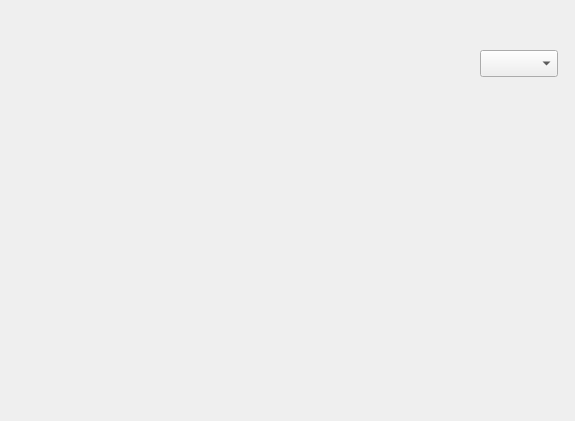
First picture: the form in untitled.ui, repository MarouaneA/ProjetPython, before the edit.
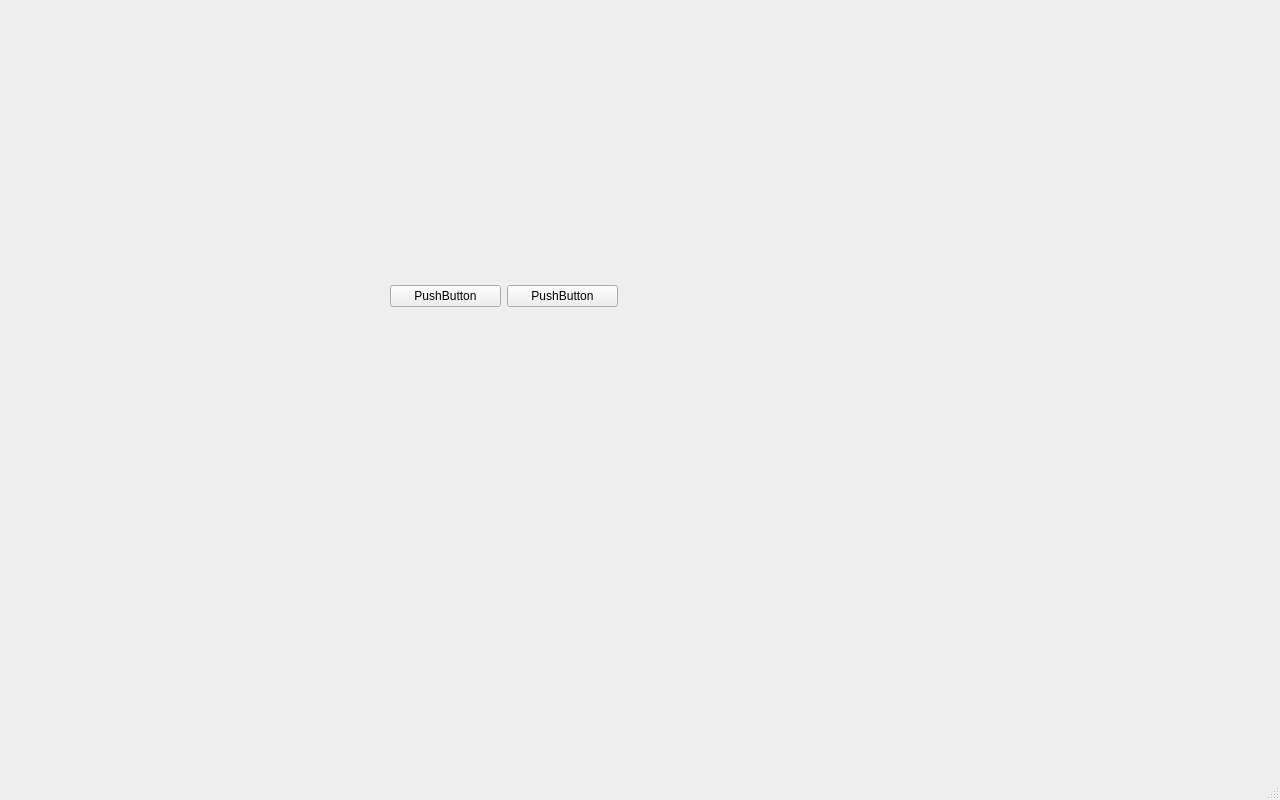
Second picture: the form after the edit.

```diff
--- a/untitled.ui
+++ b/untitled.ui
@@ -1,28 +1,57 @@
 <?xml version="1.0" encoding="UTF-8"?>
 <ui version="4.0">
- <class>Form</class>
- <widget class="QWidget" name="Form">
+ <class>MainWindow</class>
+ <widget class="QMainWindow" name="MainWindow">
   <property name="geometry">
    <rect>
     <x>0</x>
     <y>0</y>
-    <width>575</width>
-    <height>421</height>
+    <width>1280</width>
+    <height>800</height>
    </rect>
   </property>
   <property name="windowTitle">
    <string>Form</string>
   </property>
-  <widget class="QComboBox" name="comboBox">
+  <widget class="QWidget" name="centralwidget">
+   <widget class="QWidget" name="">
+    <property name="geometry">
+     <rect>
+      <x>390</x>
+      <y>280</y>
+      <width>228</width>
+      <height>32</height>
+     </rect>
+    </property>
+    <layout class="QGridLayout" name="gridLayout">
+     <item row="0" column="0">
+      <widget class="QPushButton" name="pushButton_2">
+       <property name="text">
+        <string>PushButton</string>
+       </property>
+      </widget>
+     </item>
+     <item row="0" column="1">
+      <widget class="QPushButton" name="pushButton">
+       <property name="text">
+        <string>PushButton</string>
+       </property>
+      </widget>
+     </item>
+    </layout>
+   </widget>
+  </widget>
+  <widget class="QMenuBar" name="menubar">
    <property name="geometry">
     <rect>
-     <x>480</x>
-     <y>50</y>
-     <width>78</width>
-     <height>27</height>
+     <x>0</x>
+     <y>0</y>
+     <width>1280</width>
+     <height>22</height>
     </rect>
    </property>
   </widget>
+  <widget class="QStatusBar" name="statusbar"/>
  </widget>
  <resources/>
  <connections/>
```
Left out of the diff: 2 changed lines with no effect on the pictures.
